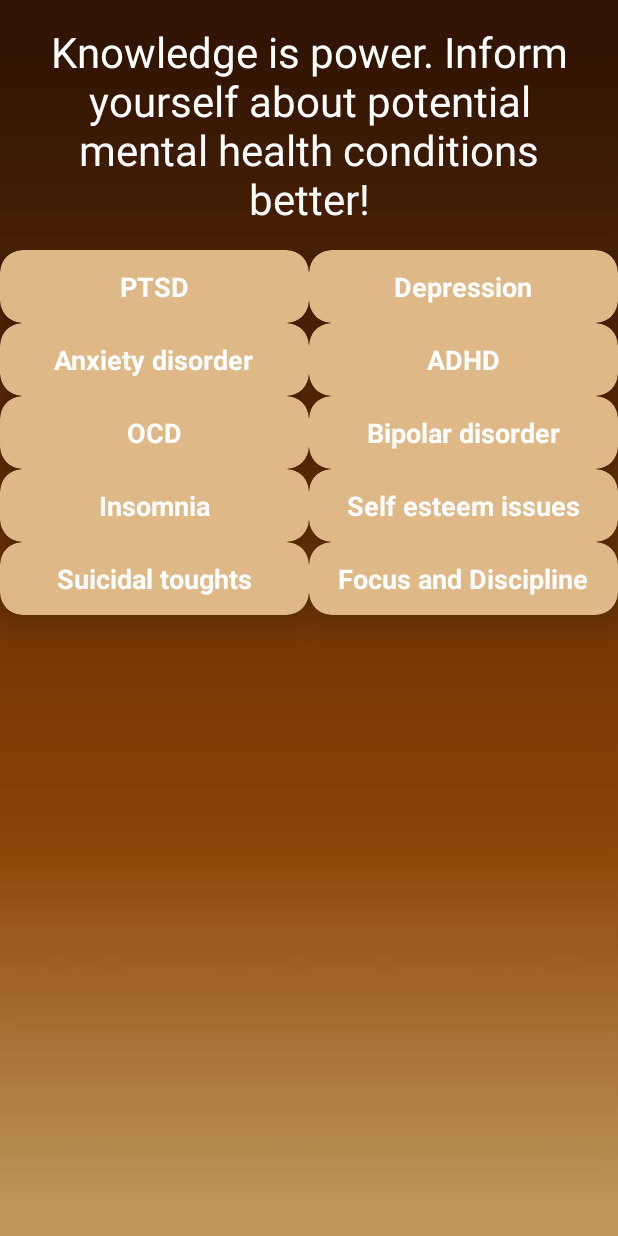
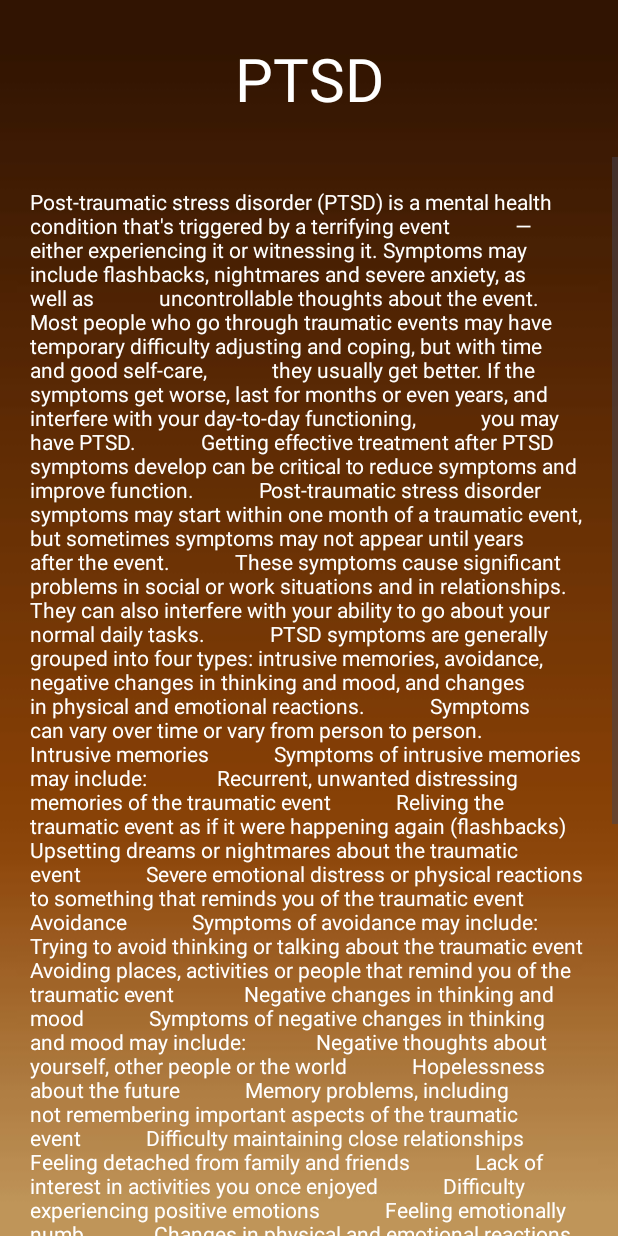
Before and after one commit to 75353105/Fullfilment, an Android app: the MentalHealthInfoActivity screen opened directly, with no data from a screen before it, after a tap on "PTSD", on a phone screen of 412 x 824 dp. Run offline under Robolectric (Android 15) with nearby library versions, the light colour scheme and no system bars.

Commit message:
Design pagina sanatate mintala final

```diff
--- a/app/src/main/java/com/example/fullfilment_v3/appactivities/WelcomePageActivity.java
+++ b/app/src/main/java/com/example/fullfilment_v3/appactivities/WelcomePageActivity.java
@@ -32,8 +32,8 @@ public class WelcomePageActivity extends AppCompatActivity {
 
         btnSignOut.setOnClickListener(view -> {
             AlertDialog dialog = new AlertDialog.Builder(WelcomePageActivity.this)
-                    .setTitle("Confirmare stergere")
-                    .setMessage("Doriti sa stergeti?")
+                    .setTitle("Confirmare delogare")
+                    .setMessage("Sunteți sigur că vreți să ieșiți din cont?")
                     .setNegativeButton("NU", new DialogInterface.OnClickListener() {
                         @Override
                         public void onClick(DialogInterface dialogInterface, int i) {
--- a/app/src/main/java/com/example/fullfilment_v3/appactivities/mentalhealthinfo/MentalHealthInfoActivity.java
+++ b/app/src/main/java/com/example/fullfilment_v3/appactivities/mentalhealthinfo/MentalHealthInfoActivity.java
@@ -3,6 +3,7 @@ package com.example.fullfilment_v3.appactivities.mentalhealthinfo;
 import androidx.appcompat.app.AppCompatActivity;
 import androidx.cardview.widget.CardView;
 
+import android.content.Intent;
 import android.os.Bundle;
 import android.view.View;
 
@@ -38,7 +39,8 @@ public class MentalHealthInfoActivity extends AppCompatActivity {
         cardViewPTSD = findViewById(R.id.cardViewPTSD);
 
         cardViewPTSD.setOnClickListener(view -> {
-
+            Intent intent = new Intent(MentalHealthInfoActivity.this, PTSDInfoActivity.class);
+            startActivity(intent);
         });
     }
 }
--- a/app/src/main/res/layout/activity_ptsdinfo.xml
+++ b/app/src/main/res/layout/activity_ptsdinfo.xml
@@ -27,6 +27,70 @@
             android:id = "@+id/txtAboutPTSD"
             android:layout_width = "match_parent"
             android:layout_height = "wrap_content"
+            android:textColor="@color/white"
+            android:text="Post-traumatic stress disorder (PTSD) is a mental health condition that's triggered by a terrifying event
+            — either experiencing it or witnessing it. Symptoms may include flashbacks, nightmares and severe anxiety, as well as
+            uncontrollable thoughts about the event.
+            Most people who go through traumatic events may have temporary difficulty adjusting and coping, but with time and good self-care,
+            they usually get better. If the symptoms get worse, last for months or even years, and interfere with your day-to-day functioning,
+            you may have PTSD.
+            Getting effective treatment after PTSD symptoms develop can be critical to reduce symptoms and improve function.
+            Post-traumatic stress disorder symptoms may start within one month of a traumatic event, but sometimes symptoms may not appear until years after the event.
+            These symptoms cause significant problems in social or work situations and in relationships. They can also interfere with your ability to go about your normal daily tasks.
+            PTSD symptoms are generally grouped into four types: intrusive memories, avoidance, negative changes in thinking and mood, and changes in physical and emotional reactions.
+            Symptoms can vary over time or vary from person to person.
+
+            Intrusive memories
+            Symptoms of intrusive memories may include:
+
+            Recurrent, unwanted distressing memories of the traumatic event
+            Reliving the traumatic event as if it were happening again (flashbacks)
+            Upsetting dreams or nightmares about the traumatic event
+            Severe emotional distress or physical reactions to something that reminds you of the traumatic event
+
+            Avoidance
+            Symptoms of avoidance may include:
+
+            Trying to avoid thinking or talking about the traumatic event
+            Avoiding places, activities or people that remind you of the traumatic event
+
+            Negative changes in thinking and mood
+            Symptoms of negative changes in thinking and mood may include:
+
+            Negative thoughts about yourself, other people or the world
+            Hopelessness about the future
+            Memory problems, including not remembering important aspects of the traumatic event
+            Difficulty maintaining close relationships
+            Feeling detached from family and friends
+            Lack of interest in activities you once enjoyed
+            Difficulty experiencing positive emotions
+            Feeling emotionally numb
+
+            Changes in physical and emotional reactions
+            Symptoms of changes in physical and emotional reactions (also called arousal symptoms) may include:
+
+            Being easily startled or frightened
+            Always being on guard for danger
+            Self-destructive behavior, such as drinking too much or driving too fast
+            Trouble sleeping
+            Trouble concentrating
+            Irritability, angry outbursts or aggressive behavior
+            Overwhelming guilt or shame
+
+            For children 6 years old and younger, signs and symptoms may also include:
+
+            Re-enacting the traumatic event or aspects of the traumatic event through play
+            Frightening dreams that may or may not include aspects of the traumatic event
+
+            Intensity of symptoms
+
+            PTSD symptoms can vary in intensity over time. You may have more PTSD symptoms when you're stressed in general, or when you come across reminders of what you went through.
+            For example, you may hear a car backfire and relive combat experiences. Or you may see a report on the news about a sexual assault and feel overcome by memories of your own assault.
+
+            When to see a doctor
+
+            If you have disturbing thoughts and feelings about a traumatic event for more than a month, if they're severe, or if you feel you're having trouble getting your life back under control,
+            talk to your doctor or a mental health professional. Getting treatment as soon as possible can help prevent PTSD symptoms from getting worse."
             android:padding = "20dp"/>
 
     </ScrollView>
```
